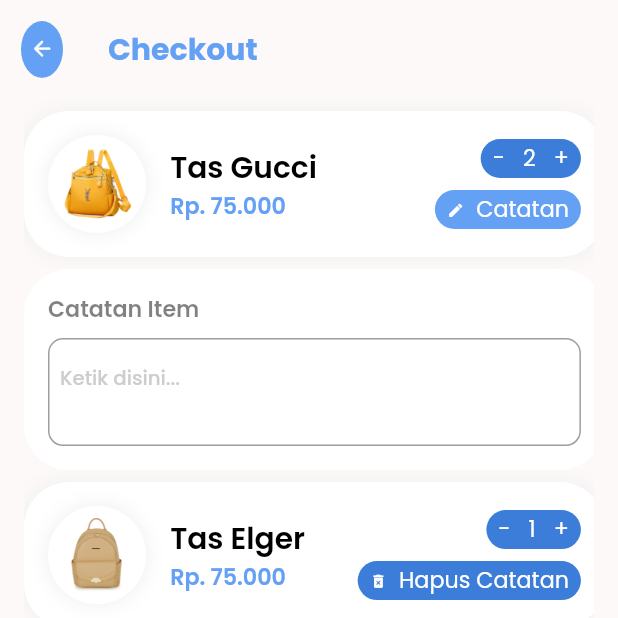
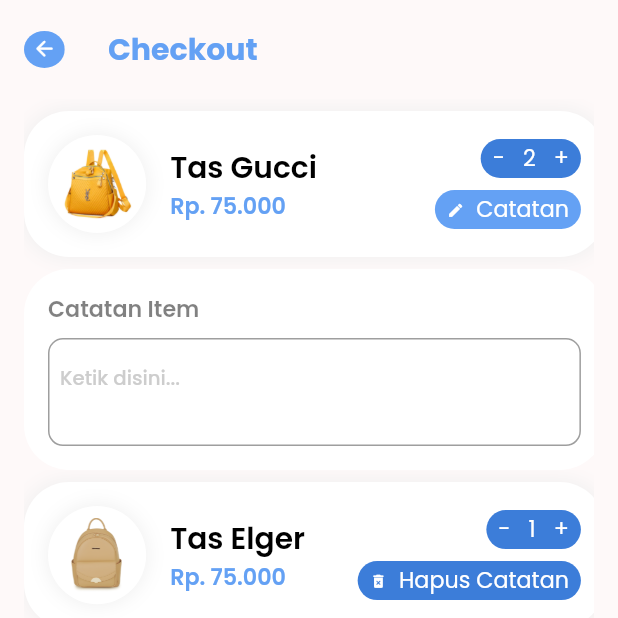
Before and after one commit to reAlpha39/ordo_test, a Flutter app: the CheckoutPage screen opened by its route, on a phone screen of 412 x 824 dp, the top half of it. Run offline on Flutter 3.47's test engine with Material 2 defaults, Android fonts, the phone set to English and light mode, and no system bars; our stand-ins replace bloc, carousel_slider, flutter_bloc, flutter_screenutil, freezed_annotation, get_it and 3 more.

Commit message:
resize custom back button

```diff
--- a/lib/presentation/widgets/custom_back_button.dart
+++ b/lib/presentation/widgets/custom_back_button.dart
@@ -8,23 +8,27 @@ class CustomBackButton extends StatelessWidget {
 
   @override
   Widget build(BuildContext context) {
-    return Padding(
-      padding: const EdgeInsets.all(14.0),
-      child: GestureDetector(
-        onTap: () => Navigator.pop(context),
-        child: ClipOval(
+    return Row(
+      children: [
+        const SizedBox(width: 16),
+        ClipOval(
           child: Material(
             color: ColorStyle.cargooo,
             child: InkWell(
-              child: Icon(
-                Icons.arrow_back_rounded,
-                color: Colors.white,
-                size: 20.sp,
+              onTap: () => Navigator.pop(context),
+              child: SizedBox(
+                height: 30.h,
+                width: 33.w,
+                child: Icon(
+                  Icons.arrow_back_rounded,
+                  color: Colors.white,
+                  size: 20.sp,
+                ),
               ),
             ),
           ),
         ),
-      ),
+      ],
     );
   }
 }
```
